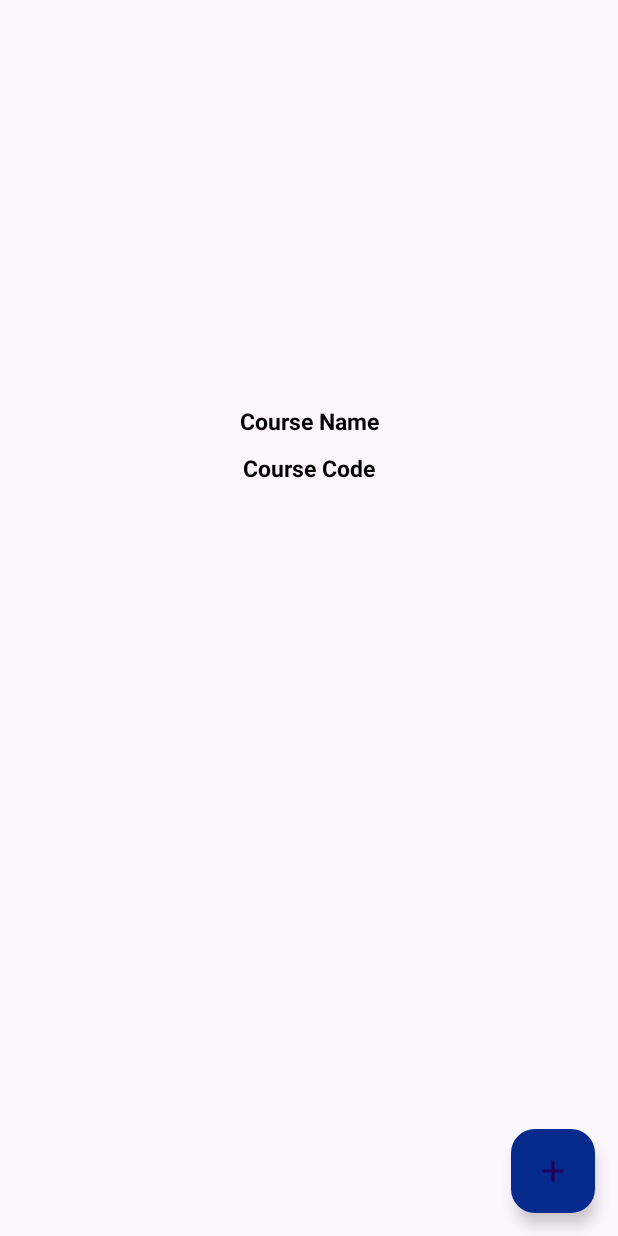
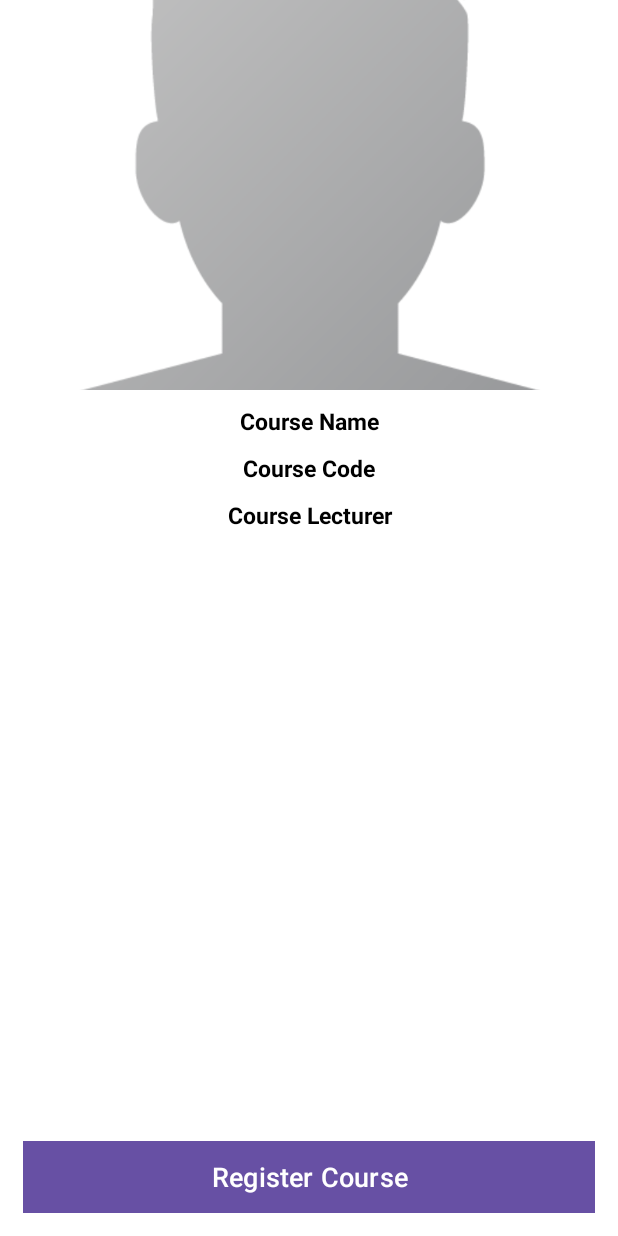
Before and after one commit to emmanuel-mwendwa/University_Android, an Android app: the CourseDetailsActivity screen opened directly, with no data from a screen before it, on a phone screen of 412 x 824 dp. Run offline under Robolectric (Android 15) with nearby library versions, the phone set to English and light mode, and no system bars; our stand-ins replace Firebase (no records; nobody signed in at launch, a user with empty details on screens opened directly).

Commit message:
Register courses sucessfully

```diff
--- a/app/src/main/java/com/example/university/CourseDetailsActivity.java
+++ b/app/src/main/java/com/example/university/CourseDetailsActivity.java
@@ -1,18 +1,36 @@
 package com.example.university;
 
+import androidx.annotation.NonNull;
 import androidx.appcompat.app.AppCompatActivity;
 
 import android.os.Bundle;
+import android.view.View;
+import android.widget.Button;
 import android.widget.ImageView;
 import android.widget.TextView;
+import android.widget.Toast;
 
+import com.example.university.Model.Courses;
+import com.example.university.Prevalent.Prevalent;
+import com.google.android.gms.tasks.OnCompleteListener;
+import com.google.android.gms.tasks.Task;
 import com.google.android.material.floatingactionbutton.FloatingActionButton;
+import com.google.firebase.database.DataSnapshot;
+import com.google.firebase.database.DatabaseError;
+import com.google.firebase.database.DatabaseReference;
+import com.google.firebase.database.FirebaseDatabase;
+import com.google.firebase.database.ValueEventListener;
+
+import java.text.SimpleDateFormat;
+import java.util.Calendar;
+import java.util.HashMap;
 
 public class CourseDetailsActivity extends AppCompatActivity {
 
-    private FloatingActionButton registerCourse;
+    private Button registerCourse;
     private ImageView courseImage;
-    private TextView courseName, courseCode;
+    private TextView txtcourseName, txtcourseCode, txtcourseLecturer;
+    private String courseId = "";
 
 
     @Override
@@ -20,8 +38,92 @@ public class CourseDetailsActivity extends AppCompatActivity {
         super.onCreate(savedInstanceState);
         setContentView(R.layout.activity_course_details);
 
-        registerCourse = (FloatingActionButton) findViewById(R.id.register_course);
-        courseName = (TextView) findViewById(R.id.course_name_details);
-        courseName = (TextView) findViewById(R.id.course_name_details);
+        courseId = getIntent().getStringExtra("pid");
+
+        registerCourse = (Button) findViewById(R.id.register_course_button);
+        txtcourseName = (TextView) findViewById(R.id.course_name_details);
+        txtcourseCode = (TextView) findViewById(R.id.course_code_details);
+        txtcourseLecturer = (TextView) findViewById(R.id.course_lecturer_details);
+
+        getCourseDetails(courseId);
+
+        registerCourse.setOnClickListener(new View.OnClickListener() {
+            @Override
+            public void onClick(View v) {
+                addingToRegisteredCoursesList();
+            }
+        });
+    }
+
+    private void addingToRegisteredCoursesList() {
+        String saveCurrentTime, saveCurrentDate;
+
+        Calendar calForDate = Calendar.getInstance();
+        SimpleDateFormat currentDate = new SimpleDateFormat("MMM dd, yyyy");
+        saveCurrentDate = currentDate.format(calForDate.getTime());
+
+        SimpleDateFormat currentTime = new SimpleDateFormat("HH:mm:ss a");
+        saveCurrentTime = currentDate.format(calForDate.getTime());
+
+        final DatabaseReference cartListRef = FirebaseDatabase.getInstance().getReference().child("Cart List");
+
+        final HashMap<String, Object> cartMap = new HashMap<>();
+        cartMap.put("courseId", courseId);
+        cartMap.put("courseName", txtcourseName.getText().toString());
+        cartMap.put("courseCode", txtcourseCode.getText().toString());
+        cartMap.put("courseLecturer", txtcourseLecturer.getText().toString());
+        cartMap.put("date", saveCurrentDate);
+        cartMap.put("time", saveCurrentTime);
+
+        cartListRef.child("User View").child(Prevalent.currentOnlineUser.getReg_no())
+                .child("Courses").child(courseId)
+                .updateChildren(cartMap)
+                .addOnCompleteListener(new OnCompleteListener<Void>() {
+                    @Override
+                    public void onComplete(@NonNull Task<Void> task) {
+                        if (task.isSuccessful()) {
+                            cartListRef.child("Admin View").child(Prevalent.currentOnlineUser.getReg_no())
+                                    .child("Courses").child(courseId)
+                                    .updateChildren(cartMap)
+                                    .addOnCompleteListener(new OnCompleteListener<Void>() {
+                                        @Override
+                                        public void onComplete(@NonNull Task<Void> task) {
+                                          if (task.isSuccessful()) {
+                                              Toast.makeText(CourseDetailsActivity.this, "Added to Courses List", Toast.LENGTH_SHORT).show();
+
+                                              Includes includes = new Includes().navigateTo(CourseDetailsActivity.this, Student.class);
+                                          }
+                                        }
+                                    });
+                        }
+                    }
+                });
+    }
+
+    private void getCourseDetails(String courseId) {
+        DatabaseReference coursesRef = FirebaseDatabase.getInstance().getReference().child("Courses");
+
+        coursesRef.child(courseId).addValueEventListener(new ValueEventListener() {
+            @Override
+            public void onDataChange(@NonNull DataSnapshot snapshot) {
+                if (snapshot.exists()) {
+                    Courses courses = snapshot.getValue(Courses.class);
+                    txtcourseName.setText(courses.getCourseName());
+                    txtcourseCode.setText(courses.getCourseCode());
+                    txtcourseLecturer.setText(courses.getLecturerEmail());
+                }
+            }
+
+            @Override
+            public void onCancelled(@NonNull DatabaseError error) {
+
+            }
+        });
+    }
+
+    @Override
+    public void onBackPressed() {
+        Includes navigate = new Includes().navigateTo(CourseDetailsActivity.this, Student.class);
+        finish();
     }
 }
--- a/app/src/main/java/com/example/university/Includes.java
+++ b/app/src/main/java/com/example/university/Includes.java
@@ -21,11 +21,12 @@ public class Includes {
         return valid;
     }
 
-    public void navigateTo(Context context, Class<?> destination) {
+    public Includes navigateTo(Context context, Class<?> destination) {
         Intent intent = new Intent(context, destination);
         context.startActivity(intent);
         if (context instanceof Activity) {
             ((Activity) context).finish();
         }
+        return null;
     }
 }
--- a/app/src/main/res/layout/activity_course_details.xml
+++ b/app/src/main/res/layout/activity_course_details.xml
@@ -4,6 +4,7 @@
     xmlns:tools="http://schemas.android.com/tools"
     android:layout_width="match_parent"
     android:layout_height="match_parent"
+    android:background="@color/white"
     tools:context=".CourseDetailsActivity">
 
     <ImageView
@@ -11,6 +12,7 @@
         android:layout_width="match_parent"
         android:layout_height="260dp"
         android:scaleType="centerCrop"
+        android:src="@drawable/profile"
         />
 
     <TextView
@@ -37,27 +39,26 @@
         android:gravity="center"
         android:layout_marginTop="10dp"/>
 
-<!--    <TextView-->
-<!--        android:id="@+id/course_description_details"-->
-<!--        android:layout_width="match_parent"-->
-<!--        android:layout_height="wrap_content"-->
-<!--        android:layout_below="@+id/course_code_details"-->
-<!--        android:text="Course Description"-->
-<!--        android:textColor="@color/black"-->
-<!--        android:textStyle="bold"-->
-<!--        android:textSize="15dp"-->
-<!--        android:gravity="center"-->
-<!--        android:layout_marginTop="10dp"/>-->
+    <TextView
+        android:id="@+id/course_lecturer_details"
+        android:layout_width="match_parent"
+        android:layout_height="wrap_content"
+        android:layout_below="@+id/course_code_details"
+        android:text="Course Lecturer"
+        android:textColor="@color/black"
+        android:textStyle="bold"
+        android:textSize="15dp"
+        android:gravity="center"
+        android:layout_marginTop="10dp"/>
 
-    <com.google.android.material.floatingactionbutton.FloatingActionButton
-        android:id="@+id/register_course"
-        android:layout_width="wrap_content"
+    <Button
+        android:id="@+id/register_course_button"
+        android:layout_width="match_parent"
         android:layout_height="wrap_content"
-        android:elevation="6dp"
-        android:backgroundTint="@color/colorPrimaryDark"
-        android:src="@drawable/baseline_add_24"
+        android:background="@color/colorPrimaryDark"
+        android:layout_margin="15dp"
         android:layout_alignParentBottom="true"
-        android:layout_alignParentRight="true"
-        android:layout_margin="15dp" />
+        android:text="Register Course"
+        android:textSize="18sp"/>
 
 </RelativeLayout>
```
Also changed, not shown: app/src/main/java/com/example/university/Model/Courses.java (+11 -2 lines), app/src/main/java/com/example/university/Settings.java (+7 -0 lines), app/src/main/java/com/example/university/Student.java (+10 -0 lines).
